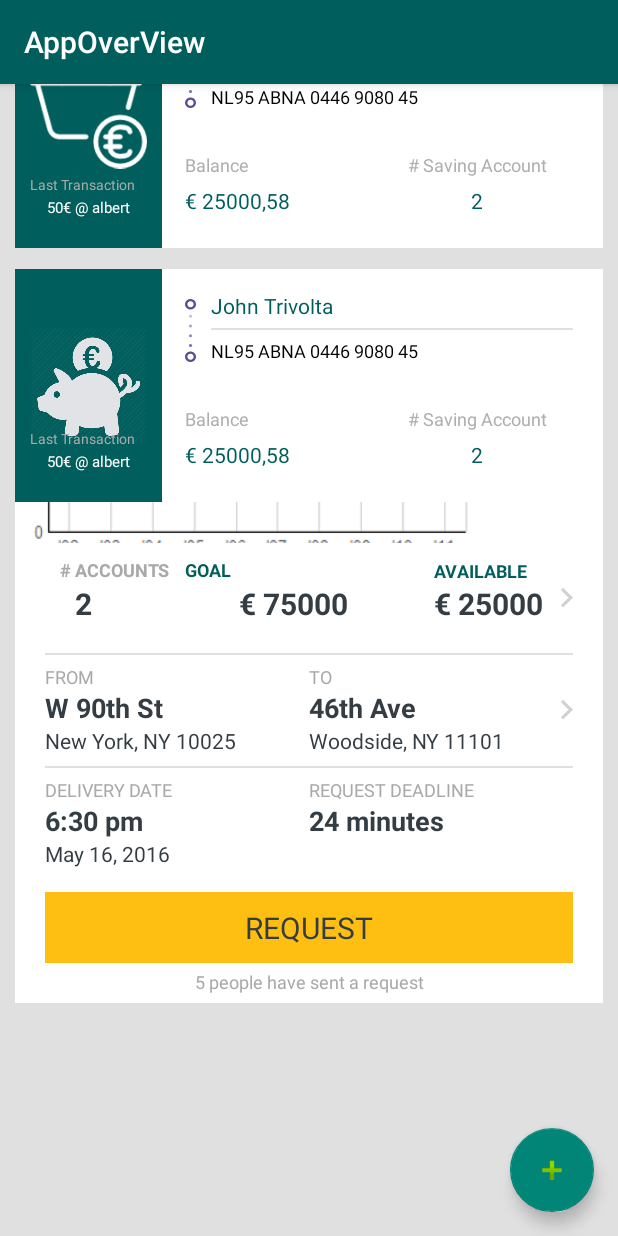
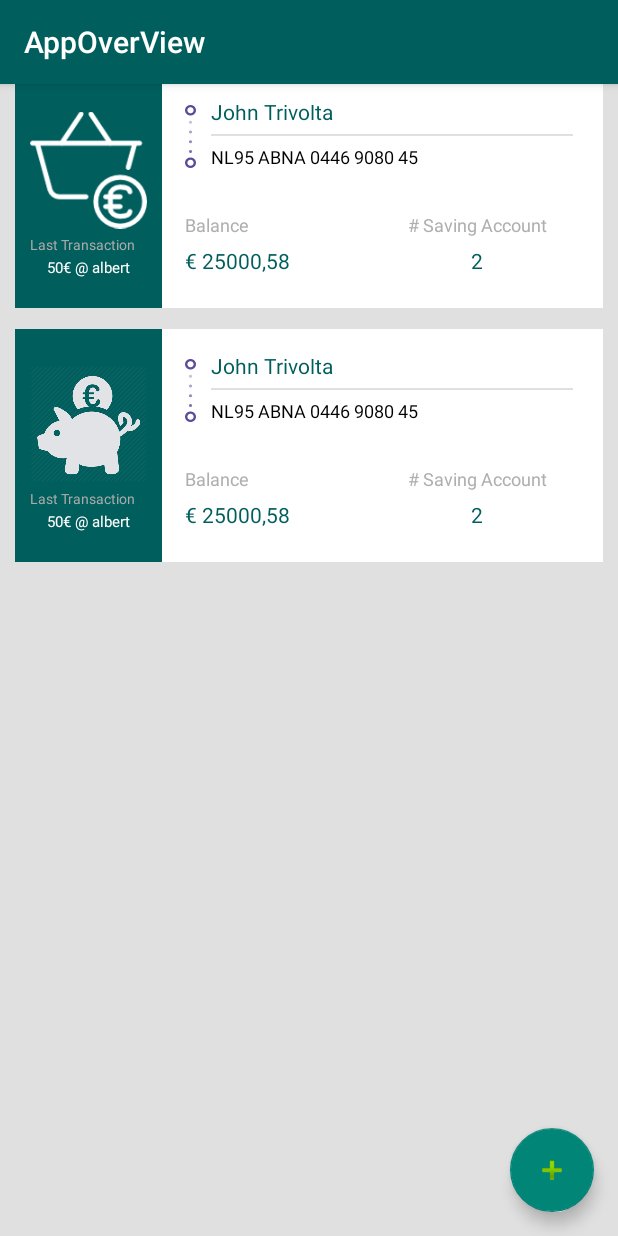
Before and after one commit to caratsnx/Snd-masterkj, an Android app: the AppOverView screen opened directly, with no data from a screen before it, on a phone screen of 412 x 824 dp. Run offline under Robolectric (Android 15) with nearby library versions, the phone set to English and light mode, and no system bars; libraries missing offline, so code that uses them is left out: com.ramotion.foldingcell; plain views replace FoldingCell; 2 statements that could not run were skipped.

Commit message:
from ofcd

```diff
--- a/app/src/main/res/layout/cell_content_layout_second.xml
+++ b/app/src/main/res/layout/cell_content_layout_second.xml
@@ -4,7 +4,7 @@
     android:layout_width="match_parent"
     android:layout_height="wrap_content"
     android:orientation="vertical"
-    android:visibility="visible">
+    android:visibility="gone">
 
     <!-- content header line -->
     <RelativeLayout
@@ -24,7 +24,7 @@
             android:layout_height="wrap_content"
             android:layout_centerInParent="true"
             android:text="NL95 ABNA 0446 9080 45"
-            android:textColor="@color/colorPrimary"
+            android:textColor="@color/contentDividerLine"
             android:textStyle="bold"
             android:textSize="14sp" />
 
@@ -57,7 +57,7 @@
             android:id="@+id/head_image"
             android:layout_width="match_parent"
             android:layout_height="wrap_content"
-            android:scaleType="centerCrop"
+            android:scaleType="fitCenter"
             android:src="@drawable/pic2" />
 
         <TextView
@@ -104,8 +104,8 @@
                 android:layout_height="wrap_content"
                 android:layout_alignParentLeft="true"
 
-                android:paddingStart="10dp"
-                android:text="# ACCOUNTS"
+
+                android:text="#ACCOUNTS"
                 android:textStyle="bold" />
 
             <TextView
@@ -153,7 +153,7 @@
                 android:layout_above="@+id/head_image_right_text"
                 android:layout_alignStart="@+id/head_image_right_text"
                 android:text="AVAILABLE"
-                android:textColor="@color/colorPrimaryDark"
+
                 android:textStyle="bold" />
 
             <TextView
@@ -162,9 +162,9 @@
                 android:layout_height="wrap_content"
                 android:layout_alignParentTop="true"
                 android:layout_toEndOf="@+id/textView2"
-                android:paddingStart="10dp"
+                android:paddingStart="20dp"
                 android:text="GOAL"
-                android:textColor="@color/colorPrimaryDark"
+
                 android:textStyle="bold" />
 
         </RelativeLayout>
--- a/app/src/main/res/layout/cell_title_layout_second.xml
+++ b/app/src/main/res/layout/cell_title_layout_second.xml
@@ -25,10 +25,10 @@
             android:id="@+id/title_price"
             android:layout_width="wrap_content"
             android:layout_height="wrap_content"
+            android:layout_above="@+id/title_date_label"
+
             android:layout_alignParentStart="true"
-            android:src="@drawable/pic1"
-
-            />
+            android:src="@drawable/pic1" />
 
         <TextView
             android:id="@+id/title_time_label"
--- a/app/src/main/res/layout/content_app_over_view.xml
+++ b/app/src/main/res/layout/content_app_over_view.xml
@@ -3,7 +3,11 @@
     xmlns:tools="http://schemas.android.com/tools"
     xmlns:android="http://schemas.android.com/apk/res/android"
     android:layout_width="match_parent"
-    android:layout_margin="10dp"
+    android:layout_marginTop="50dp"
+    android:layout_marginLeft="10dp"
+    android:layout_marginRight="10dp"
+    android:layout_marginBottom="10dp"
+
     android:layout_height="match_parent">
 <android.support.constraint.ConstraintLayout xmlns:android="http://schemas.android.com/apk/res/android"
     xmlns:app="http://schemas.android.com/apk/res-auto"
```
Also changed, not shown: app/src/main/res/drawable-hdpi/pic2.png.
